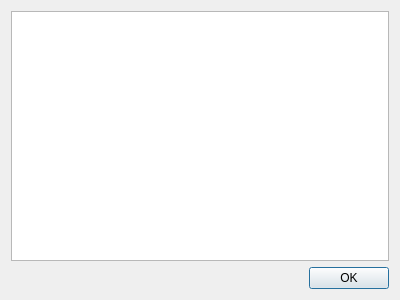
The window that ui/TextPreviewDialog.ui (Sirraide/smyth) describes before a commit, drawn with Qt 5.
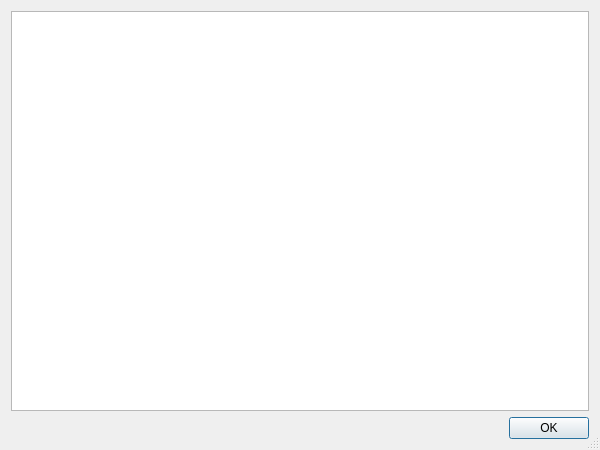
The same window after the commit. Custom widgets are drawn as their Qt base class.

Diff of the .ui file:
```diff
--- a/ui/TextPreviewDialog.ui
+++ b/ui/TextPreviewDialog.ui
@@ -6,12 +6,18 @@
    <rect>
     <x>0</x>
     <y>0</y>
-    <width>400</width>
-    <height>300</height>
+    <width>600</width>
+    <height>450</height>
    </rect>
   </property>
   <property name="windowTitle">
-   <string>Dialog</string>
+   <string>Preview</string>
+  </property>
+  <property name="sizeGripEnabled">
+   <bool>true</bool>
+  </property>
+  <property name="modal">
+   <bool>true</bool>
   </property>
   <layout class="QVBoxLayout" name="verticalLayout">
    <item>
```
Left out of the diff: 14 changed lines with no effect on the pictures.
